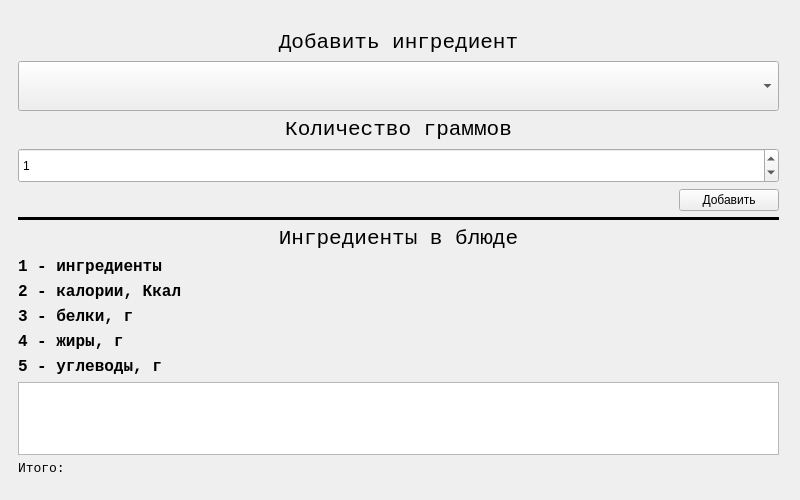
Old version of the form CcalCounter.ui in the repository YanIlin22/QtCcalCounter.
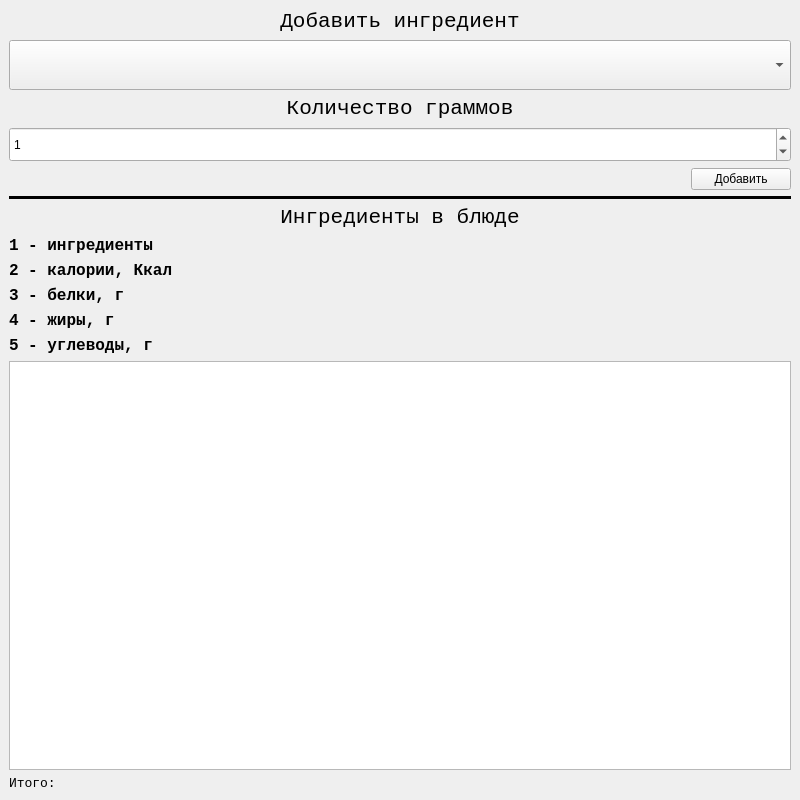
New version of the form.

What changed in the file:
```diff
--- a/CcalCounter.ui
+++ b/CcalCounter.ui
@@ -10,34 +10,27 @@
     <x>0</x>
     <y>0</y>
     <width>800</width>
-    <height>500</height>
+    <height>800</height>
    </rect>
   </property>
   <property name="minimumSize">
    <size>
     <width>800</width>
-    <height>500</height>
+    <height>800</height>
    </size>
   </property>
   <property name="maximumSize">
    <size>
     <width>800</width>
-    <height>500</height>
+    <height>800</height>
    </size>
   </property>
   <property name="windowTitle">
    <string>Счётчик калорий в блюде</string>
   </property>
   <widget class="QWidget" name="centralwidget">
-   <widget class="QWidget" name="layoutWidget">
-    <property name="geometry">
-     <rect>
-      <x>18</x>
-      <y>30</y>
-      <width>761</width>
-      <height>446</height>
-     </rect>
-    </property>
+   <layout class="QGridLayout" name="gridLayout">
+    <item row="0" column="0">
     <layout class="QVBoxLayout" name="verticalLayout">
      <item>
       <widget class="QLabel" name="label">
@@ -277,7 +270,8 @@
       </widget>
      </item>
     </layout>
-   </widget>
+    </item>
+   </layout>
   </widget>
  </widget>
  <resources/>
```
Lines whose indentation alone changed are shown as unchanged.
